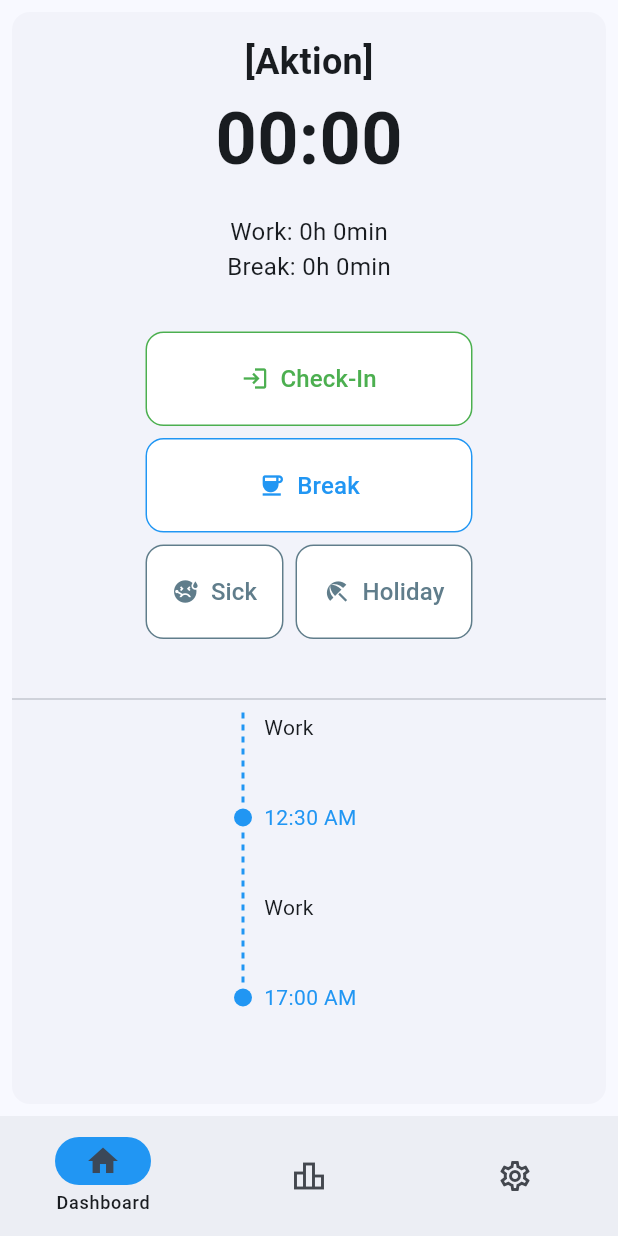
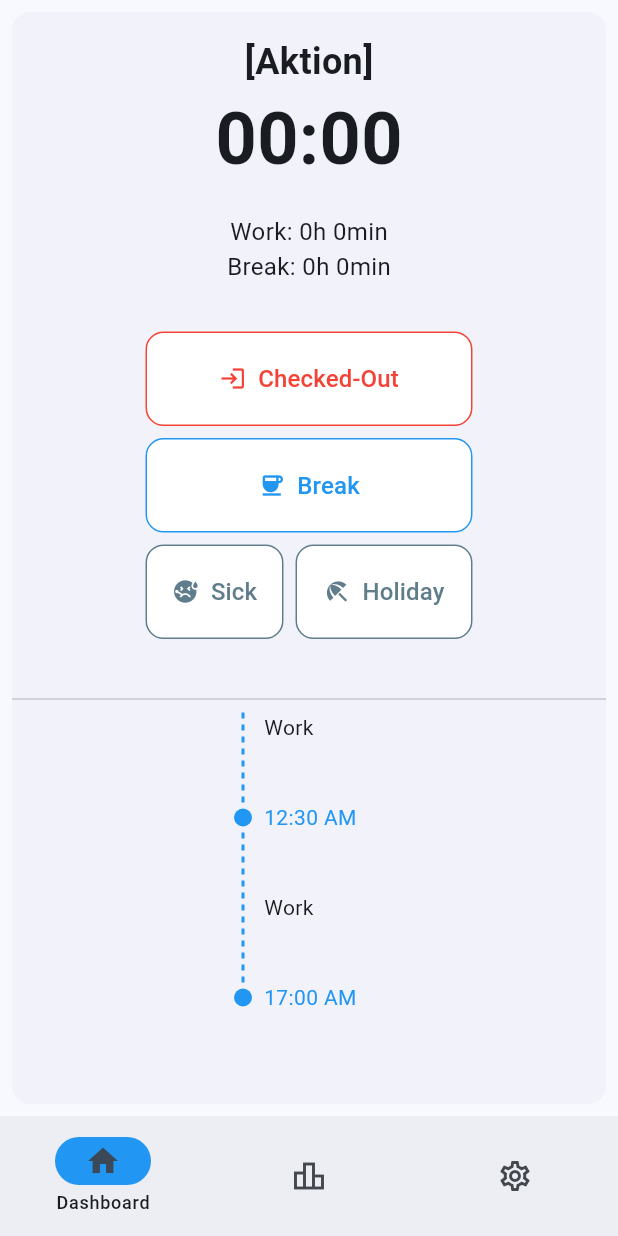
Before and after one commit to MaeschDEV/Zentime, a Flutter app: the screen it shows after launch, scrolled down 419 dp, after a tap on "Check-In", on a phone screen of 412 x 824 dp. Run offline on Flutter 3.47's test engine with Material 3 defaults, Android fonts, the light colour scheme and no system bars; our stand-ins replace hive_flutter; accounts and stored records are empty.

```diff
--- a/lib/main.dart
+++ b/lib/main.dart
@@ -76,7 +76,7 @@ class HomeScreen extends StatefulWidget {
 class _HomeScreenState extends State<HomeScreen> {
   int currentPageIndex = 0;
 
-  final List<Widget> pages = const [
+  final List<Widget> pages = [
     DashboardScreen(),
     StatisticsScreen(),
     SettingsScreen(),
--- a/lib/screens/dashboard_screen.dart
+++ b/lib/screens/dashboard_screen.dart
@@ -1,8 +1,18 @@
 import 'package:flutter/material.dart';
+import 'package:hive_flutter/hive_flutter.dart';
+import 'package:zentime/DataTypes/day_entry.dart';
+import 'package:zentime/DataTypes/work_session.dart';
 import 'package:zentime/Widgets/timeline_item.dart';
 
-class DashboardScreen extends StatelessWidget {
+class DashboardScreen extends StatefulWidget {
   const DashboardScreen({super.key});
+
+  @override
+  State<DashboardScreen> createState() => _DashboardScreenState();
+}
+
+class _DashboardScreenState extends State<DashboardScreen> {
+  bool checkedIn = false;
 
   @override
   Widget build(BuildContext context) {
@@ -27,10 +37,10 @@ class DashboardScreen extends StatelessWidget {
           SizedBox(
             width: 218,
             child: OutlinedButton(
-              onPressed: () {},
+              onPressed: checkedIn ? onCheckOutClicked : onCheckInClicked,
               style: OutlinedButton.styleFrom(
                 backgroundColor: Colors.white,
-                side: BorderSide(color: Colors.green),
+                side: BorderSide(color: checkedIn ? Colors.red : Colors.green),
                 shape: RoundedRectangleBorder(
                   borderRadius: BorderRadius.circular(12),
                 ),
@@ -42,12 +52,18 @@ class DashboardScreen extends StatelessWidget {
               child: Row(
                 mainAxisSize: MainAxisSize.min,
                 mainAxisAlignment: MainAxisAlignment.center,
-                children: const [
-                  Icon(Icons.login, color: Colors.green),
+                children: [
+                  Icon(
+                    Icons.login,
+                    color: checkedIn ? Colors.red : Colors.green,
+                  ),
                   SizedBox(width: 8),
                   Text(
-                    'Check-In',
-                    style: TextStyle(color: Colors.green, fontSize: 16),
+                    checkedIn ? 'Checked-Out' : 'Check-In',
+                    style: TextStyle(
+                      color: checkedIn ? Colors.red : Colors.green,
+                      fontSize: 16,
+                    ),
                   ),
                 ],
               ),
@@ -168,4 +184,40 @@ class DashboardScreen extends StatelessWidget {
       ),
     );
   }
+
+  onCheckInClicked() async {
+    print('Check-In clicked!');
+    setState(() {
+      checkedIn = !checkedIn;
+    });
+
+    String todayKey = DateTime.now().toIso8601String().split('T').first;
+
+    DayEntry today = DayEntry(
+      day: DateTime.now(),
+      workSessions: [WorkSession(start: DateTime.now(), end: DateTime.now())],
+      breakSessions: [],
+      sick: false,
+      holiday: false,
+    );
+
+    await Hive.box('days').put(todayKey, today.toJson());
+  }
+
+  onCheckOutClicked() async {
+    print('Check-Out clicked!');
+    setState(() {
+      checkedIn = !checkedIn;
+    });
+
+    String todayKey = DateTime.now().toIso8601String().split('T').first;
+
+    DayEntry today = DayEntry.fromJson(Hive.box('days').get(todayKey));
+    today.workSessions.last = WorkSession(
+      start: today.workSessions.last.start,
+      end: DateTime.now(),
+    );
+
+    await Hive.box('days').put(todayKey, today.toJson());
+  }
 }
```
